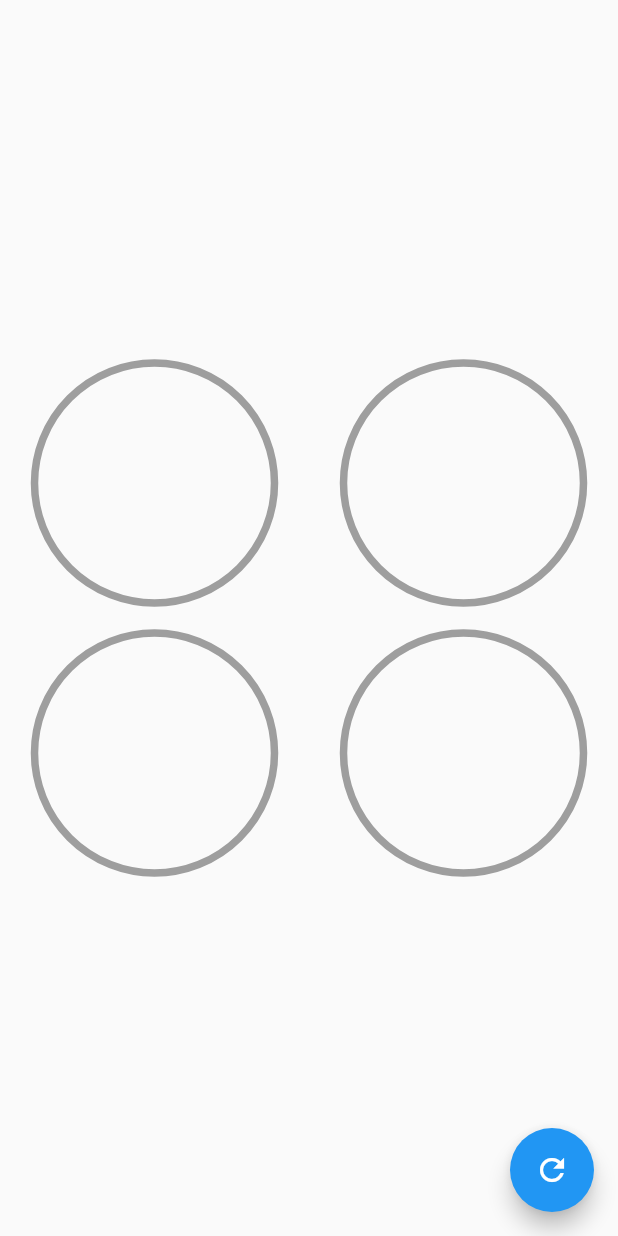
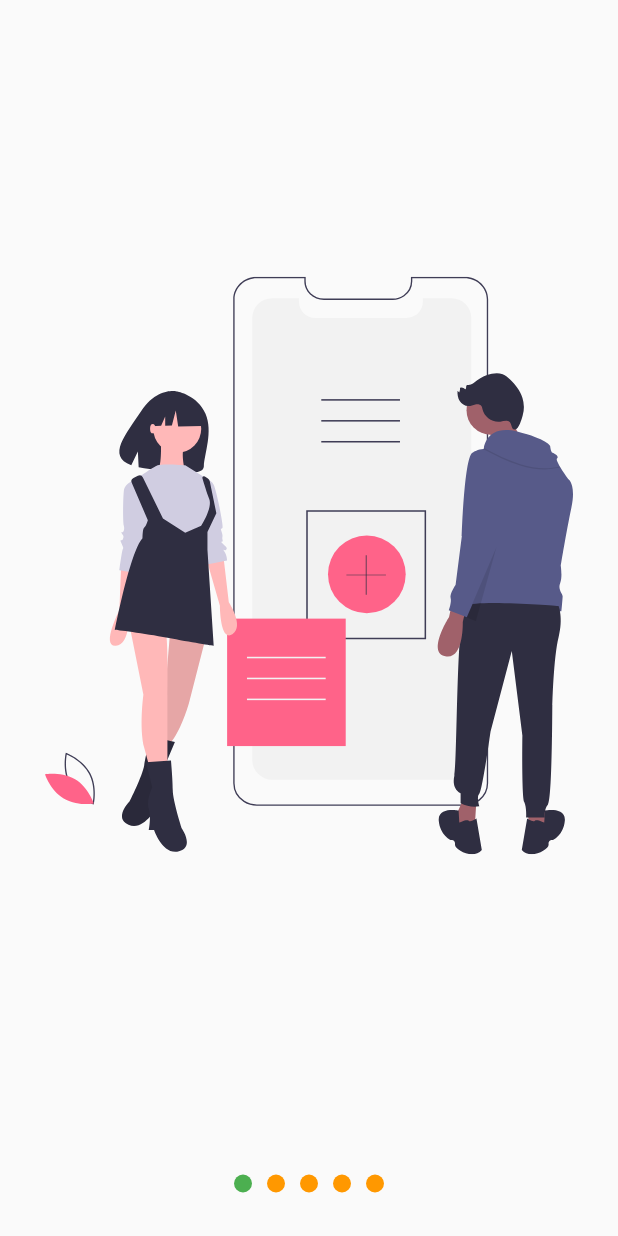
Before and after one commit to medinabotadev/avanced-flutter-uidesing, a Flutter app: the screen it shows after launch, on a phone screen of 412 x 824 dp. Run offline on Flutter 3.47's test engine with Material 2 defaults, Android fonts, the phone set to English and light mode, and no system bars; our stand-ins replace flutter_svg.

Commit message:
slideshow done

```diff
--- a/lib/main.dart
+++ b/lib/main.dart
@@ -1,6 +1,8 @@
-import 'package:custom_painter/src/pages/graficas_circulares_pages.dart';
 import 'package:flutter/material.dart';
 
+import 'src/pages/slideshow_page.dart';
+
+// import 'src/pages/slideshow_page.dart';
 // import 'package:custom_painter/src/pages/headers_page.dart';
 // import 'package:custom_painter/src/pages/animaciones_page.dart';
 // import 'package:custom_painter/src/challenges/cuadrado_animado_page.dart';
@@ -16,7 +18,7 @@ class MyApp extends StatelessWidget {
     return MaterialApp(
       debugShowCheckedModeBanner: false,
       title: 'Diseños App',
-      home: GrqaficasCircularesPage()
+      home: SlideshowPage()
     );
   }
 }
--- /dev/null
+++ b/lib/src/labs/slideshow_page.dart
@@ -0,0 +1,129 @@
+import 'package:custom_painter/src/models/slider_model.dart';
+import 'package:flutter/material.dart';
+import 'package:flutter_svg/flutter_svg.dart';
+import 'package:provider/provider.dart';
+
+class SlideShowPage extends StatelessWidget {
+  const SlideShowPage({ Key? key }) : super(key: key);
+
+  @override
+  Widget build(BuildContext context) {
+    return ChangeNotifierProvider(
+      create: (BuildContext context) => SliderModel(),
+      child: Scaffold(
+        body: Center(
+          child: Column(
+            children: <Widget>[
+              Expanded(
+                child: _Slides()
+              ),
+              _Dots()
+            ],
+          )
+        ),
+      ),
+    );
+  }
+}
+
+class _Dots extends StatelessWidget {
+  const _Dots({ Key? key }) : super(key: key);
+
+  @override
+  Widget build(BuildContext context) {
+    return Container(
+      width: double.infinity,
+      height: 70.0,
+      child: Row(
+        mainAxisAlignment: MainAxisAlignment.center,
+        children: <Widget>[
+          _Dot(index: 0,),
+          _Dot(index: 1,),
+          _Dot(index: 2,),
+        ],
+      ),
+    );
+  }
+}
+
+class _Dot extends StatelessWidget {
+  final int index;
+  const _Dot({
+    Key? key,
+    required this.index
+  }) : super(key: key);
+
+  @override
+  Widget build(BuildContext context) {
+    final pageViewIndex = Provider.of<SliderModel>(context).currentPage;
+    return AnimatedContainer(
+      duration: Duration(milliseconds: 200),
+      width: 12.0,
+      height: 12.0,
+      margin: EdgeInsets.symmetric(horizontal: 5.0),
+      decoration: BoxDecoration(
+        color: (pageViewIndex >= index - 0.5 && pageViewIndex < index + 0.5)
+        ? Colors.pink : Colors.grey,
+        shape: BoxShape.circle
+      ),
+    );
+  }
+}
+
+class _Slides extends StatefulWidget {
+  const _Slides({ Key? key }) : super(key: key);
+
+  @override
+  State<_Slides> createState() => _SlidesState();
+}
+
+class _SlidesState extends State<_Slides> {
+  final pageViewController = new PageController();
+
+  @override
+  void initState() {
+    pageViewController.addListener(() {
+      // print('Pagina actual: ${pageViewController.page}');
+      // Actualizar la instancia de mi clase o el provider
+      Provider.of<SliderModel>(context, listen: false).currentPage = pageViewController.page!;
+    });
+    super.initState();
+  }
+
+  @override
+  void dispose() {
+    pageViewController.dispose();
+    super.dispose();
+  }
+  @override
+  Widget build(BuildContext context) {
+    return Container(
+      child: PageView(
+        controller: pageViewController,
+        children: const <Widget>[
+          _Slide(svg: 'assets/svgs/slide-1.svg'),
+          _Slide(svg: 'assets/svgs/slide-2.svg'),
+          _Slide(svg: 'assets/svgs/slide-3.svg'),
+        ],
+      ),
+    );
+  }
+}
+
+class _Slide extends StatelessWidget {
+  final String svg;
+  const _Slide({
+    Key? key,
+    required this.svg
+  }) : super(key: key);
+
+  @override
+  Widget build(BuildContext context) {
+    return Container(
+      width: double.infinity,
+      height: double.infinity,
+      padding: EdgeInsets.all(30.0),
+      child: SvgPicture.asset(svg),
+    );
+  }
+}
--- /dev/null
+++ b/lib/src/models/slider_model.dart
@@ -0,0 +1,12 @@
+import 'package:flutter/material.dart';
+
+class SliderModel with ChangeNotifier{
+  double _currentPage = 0;
+
+  double get currentPage => _currentPage;
+
+  set currentPage(double currentPage){
+    _currentPage = currentPage;
+    notifyListeners();
+  }
+}
--- /dev/null
+++ b/lib/src/pages/slideshow_page.dart
@@ -0,0 +1,25 @@
+import 'package:custom_painter/src/widgets/slideshow.dart';
+import 'package:flutter/material.dart';
+import 'package:flutter_svg/flutter_svg.dart';
+
+class SlideshowPage extends StatelessWidget {
+  const SlideshowPage({ Key? key }) : super(key: key);
+
+  @override
+  Widget build(BuildContext context) {
+    return Scaffold(
+      body: Slideshow(
+        // puntosArriba: true,
+        colorPrimario: Colors.green,
+        colorSecundario: Colors.orange,
+        slides: <Widget>[
+          SvgPicture.asset('assets/svgs/slide-1.svg'),
+          SvgPicture.asset('assets/svgs/slide-2.svg'),
+          SvgPicture.asset('assets/svgs/slide-3.svg'),
+          SvgPicture.asset('assets/svgs/slide-4.svg'),
+          SvgPicture.asset('assets/svgs/slide-5.svg'),
+        ],
+      )
+    );
+  }
+}
--- /dev/null
+++ b/lib/src/widgets/slideshow.dart
@@ -0,0 +1,170 @@
+import 'package:flutter/material.dart';
+import 'package:provider/provider.dart';
+
+class Slideshow extends StatelessWidget {
+  final List<Widget> slides;
+  final bool puntosArriba;
+  final Color colorPrimario;
+  final Color colorSecundario;
+  const Slideshow({ Key? key,
+  required this.slides,
+  this.puntosArriba = false,
+  this.colorPrimario  = Colors.blue,
+  this.colorSecundario = Colors.grey
+  }) : super(key: key);
+
+  @override
+  Widget build(BuildContext context) {
+    return ChangeNotifierProvider(
+      create: (context) => _SlideshowModel(),
+      child: SafeArea(
+        child: Center(
+          child: Builder(
+            builder: (BuildContext context){
+              Provider.of<_SlideshowModel>(context).colorPrimario = colorPrimario;
+              Provider.of<_SlideshowModel>(context).colorSecundario = colorSecundario;
+              return Column(
+                children: <Widget>[
+                  if(puntosArriba)
+                    _Dots(slides.length),
+                  Expanded(
+                    child: _Slides(slides)
+                  ),
+                  if(!puntosArriba)
+                    _Dots(slides.length),
+                ],
+              );
+            }
+          ),
+        ),
+      ),
+    );
+  }
+}
+
+class _Dots extends StatelessWidget {
+  final int totalSlides;
+  const _Dots(this.totalSlides);
+
+  @override
+  Widget build(BuildContext context) {
+    return Container(
+      width: double.infinity,
+      height: 70.0,
+      child: Row(
+        mainAxisAlignment: MainAxisAlignment.center,
+        // children: <Widget>[
+        //   _Dot(index: 0,),
+        //   _Dot(index: 1,),
+        //   _Dot(index: 2,),
+        // ],
+        children: List.generate(
+          totalSlides,
+          (index) => _Dot(index: index)),
+      ),
+    );
+  }
+}
+
+class _Dot extends StatelessWidget {
+  final int index;
+  _Dot({
+    Key? key,
+    required this.index,
+  }) : super(key: key);
+
+  @override
+  Widget build(BuildContext context) {
+    final slideshowModel = Provider.of<_SlideshowModel>(context);
+    return AnimatedContainer(
+      duration: Duration(milliseconds: 200),
+      width: 12.0,
+      height: 12.0,
+      margin: EdgeInsets.symmetric(horizontal: 5.0),
+      decoration: BoxDecoration(
+        color: (slideshowModel.currentPage >= index - 0.5 && slideshowModel.currentPage < index + 0.5)
+        ? slideshowModel.colorPrimario : slideshowModel.colorSecundario,
+        shape: BoxShape.circle
+      ),
+    );
+  }
+}
+
+class _Slides extends StatefulWidget {
+  final List<Widget> slides;
+  const _Slides( this.slides );
+
+  @override
+  State<_Slides> createState() => _SlidesState();
+}
+
+class _SlidesState extends State<_Slides> {
+  final pageViewController = new PageController();
+
+  @override
+  void initState() {
+    pageViewController.addListener(() {
+      Provider.of<_SlideshowModel>(context, listen: false).currentPage = pageViewController.page!;
+    });
+    super.initState();
+  }
+
+  @override
+  void dispose() {
+    pageViewController.dispose();
+    super.dispose();
+  }
+  @override
+  Widget build(BuildContext context) {
+    return Container(
+      child: PageView(
+        controller: pageViewController,
+        children: widget.slides.map((child) => _Slide(child)).toList(),
+      ),
+    );
+  }
+}
+
+class _Slide extends StatelessWidget {
+  final Widget slide;
+  const _Slide(
+    this.slide
+  );
+
+  @override
+  Widget build(BuildContext context) {
+    return Container(
+      width: double.infinity,
+      height: double.infinity,
+      padding: EdgeInsets.all(30.0),
+      child: slide,
+    );
+  }
+}
+
+class _SlideshowModel with ChangeNotifier{
+  double _currentPage = 0;
+  Color _colorPrimario = Colors.blue;
+  Color _colorSecundario = Colors.grey;
+
+  double get currentPage => _currentPage;
+
+  set currentPage(double currentPage){
+    _currentPage = currentPage;
+    notifyListeners();
+  }
+
+  Color get colorPrimario => _colorPrimario;
+
+  set colorPrimario(Color color){
+    _colorPrimario = color;
+    // notifyListeners();
+  }
+
+  Color get colorSecundario => _colorSecundario;
+
+  set colorSecundario(Color color){
+    _colorSecundario = color;
+    // notifyListeners();
+  }
+}
--- a/pubspec.yaml
+++ b/pubspec.yaml
@@ -34,6 +34,8 @@ dependencies:
   # The following adds the Cupertino Icons font to your application.
   # Use with the CupertinoIcons class for iOS style icons.
   cupertino_icons: ^1.0.2
+  flutter_svg: ^0.23.0+1
+  provider: ^6.0.1
 
 dev_dependencies:
   flutter_test:
@@ -58,8 +60,8 @@ flutter:
   uses-material-design: true
 
   # To add assets to your application, add an assets section, like this:
-  # assets:
-  #   - images/a_dot_burr.jpeg
+  assets:
+    - assets/svgs/
   #   - images/a_dot_ham.jpeg
 
   # An image asset can refer to one or more resolution-specific "variants", see
```
Also changed, not shown: lib/src/widgets/radial_progress.dart (+12 -1 lines), assets/svgs/slide-1.svg (added), assets/svgs/slide-2.svg (added), assets/svgs/slide-3.svg (added), assets/svgs/slide-4.svg (added), assets/svgs/slide-5.svg (added), pubspec.lock.
